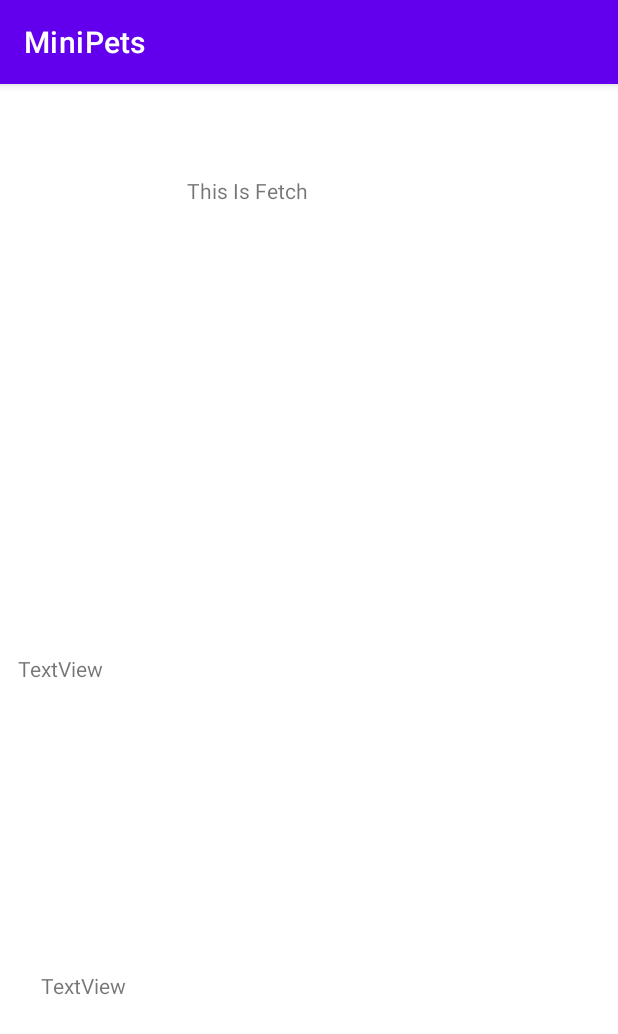
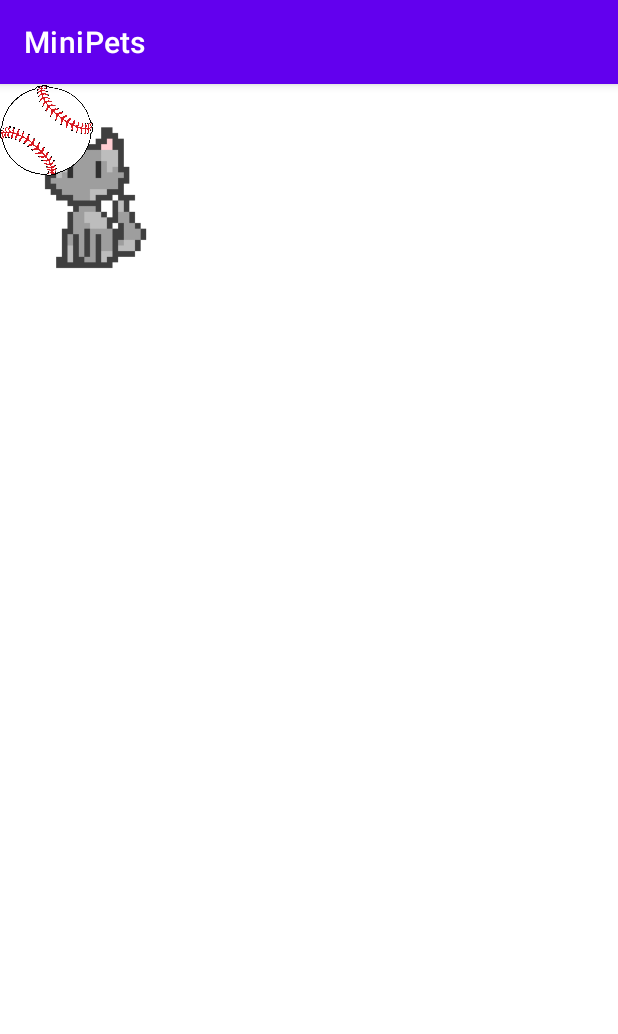
Before and after one commit to schachtg/MiniPets, an Android app: the FetchActivity screen opened directly, with no data from a screen before it, on a phone screen of 412 x 824 dp. Shown: the top 1034 px of the screen. Run offline under Robolectric (Android 15) with nearby library versions, the phone set to English and light mode, and no system bars.

Commit message:
cleaned up logic class. Still haven't written tests for it. I'll try trial by fire then see what happens. wish me luck.

```diff
--- a/app/src/main/java/com/example/minipets/ui/fetch/FetchActivity.java
+++ b/app/src/main/java/com/example/minipets/ui/fetch/FetchActivity.java
@@ -3,6 +3,7 @@ package com.example.minipets.ui.fetch;
 import android.os.Bundle;
 import android.util.DisplayMetrics;
 import android.view.MotionEvent;
+import android.widget.ImageView;
 import android.widget.TextView;
 
 import androidx.appcompat.app.AppCompatActivity;
@@ -16,27 +17,29 @@ public class FetchActivity extends AppCompatActivity {
     protected DisplayMetrics display_metrics;    //stores the metrics for this display
     protected int center_x;       //the x coordinate of the center of this scree
     protected int center_y;       //the y coordinate of the senter of this screen
-    protected TextView fech_text_temp;          //Temp textBox TODO remove
-    protected TextView test_center_position;   //Temp textbox TODO remove
-    protected TextView test_pointer_position;   //temp textbox TODO remove
+
+    protected ImageView pet_image;
+    protected ImageView ball_image;
+
+    protected FetchGameLogic game_logic;
 
     @Override
     protected void onCreate(Bundle savedInstanceState) {
         super.onCreate(savedInstanceState);
         setContentView(R.layout.activity_fetch);
 
-        //create a FetchLogic item to interface with
-//        this.logic = new FetchLogic(this);  //does fetch logic need arguments?
-        //create temp text view for testing TODO delete this
-        this.fech_text_temp = (TextView) findViewById(R.id.fetch_test_text);
-        this.test_center_position = (TextView) findViewById(R.id.test_center_position);
-        this.test_pointer_position = (TextView) findViewById(R.id.test_pointer_position);
+        //get our images
+        this.pet_image  = (ImageView) findViewById(R.id.pet_target);
+        this.ball_image = (ImageView) findViewById(R.id.ball_projectile);
 
         //get the display metrics of this activity
         this.display_metrics = this.getResources().getDisplayMetrics();
 
         //find the center of this activity (screen's center)
         this.findViewCenter(this.display_metrics.widthPixels, this.display_metrics.heightPixels);
+
+        //create a game logic controller for this game of fetch
+
     }
 
 
--- a/app/src/main/java/com/example/minipets/ui/fetch/FetchDirective.java
+++ /dev/null
@@ -1,6 +0,0 @@
-package com.example.minipets.ui.fetch;
-
-
-//used to return instructions to the Fetch Activity on how it should act
-public abstract class FetchDirective {
-}
--- /dev/null
+++ b/app/src/main/java/com/example/minipets/ui/fetch/FetchGameLogic.java
@@ -0,0 +1,8 @@
+package com.example.minipets.ui.fetch;
+
+public interface FetchGameLogic {
+    ThrowBallDirective ballReleased(float release_x, float release_y);
+    int getPetX();
+    int getPetY();
+    void generateNewPosition();
+}
--- a/app/src/main/java/com/example/minipets/ui/fetch/FetchLogicState.java
+++ /dev/null
@@ -1,6 +0,0 @@
-package com.example.minipets.ui.fetch;
-
-public enum FetchLogicState {
-    BALL_MID_THROW,     // This state signifies that the ball is mid-throw
-    STANDING_BY;        // This state signifies the logic is not doing anything right now
-}
--- a/app/src/main/res/layout/activity_fetch.xml
+++ b/app/src/main/res/layout/activity_fetch.xml
@@ -6,38 +6,19 @@
     android:layout_height="match_parent"
     tools:context=".ui.fetch.FetchActivity">
 
-    <TextView
-        android:id="@+id/fetch_test_text"
-        android:layout_width="163dp"
-        android:layout_height="129dp"
-        android:text="This Is Fetch"
-        app:layout_constraintBottom_toBottomOf="parent"
-        app:layout_constraintEnd_toEndOf="parent"
-        app:layout_constraintStart_toStartOf="parent"
-        app:layout_constraintTop_toTopOf="parent"
-        app:layout_constraintVertical_bias="0.096" />
+    <ImageView
+        android:id="@+id/pet_target"
+        android:layout_width="120dp"
+        android:layout_height="155dp"
+        app:srcCompat="@drawable/cat"
+        tools:layout_editor_absoluteX="192dp"
+        tools:layout_editor_absoluteY="444dp" />
 
-    <TextView
-        android:id="@+id/test_center_position"
-        android:layout_width="109dp"
-        android:layout_height="117dp"
-        android:text="TextView"
-        app:layout_constraintBottom_toBottomOf="parent"
-        app:layout_constraintEnd_toEndOf="parent"
-        app:layout_constraintHorizontal_bias="0.039"
-        app:layout_constraintStart_toStartOf="parent"
-        app:layout_constraintTop_toBottomOf="@+id/fetch_test_text"
-        app:layout_constraintVertical_bias="0.412" />
-
-    <TextView
-        android:id="@+id/test_pointer_position"
-        android:layout_width="94dp"
-        android:layout_height="94dp"
-        android:text="TextView"
-        app:layout_constraintBottom_toBottomOf="parent"
-        app:layout_constraintEnd_toEndOf="parent"
-        app:layout_constraintHorizontal_bias="0.085"
-        app:layout_constraintStart_toStartOf="parent"
-        app:layout_constraintTop_toBottomOf="@+id/test_center_position"
-        app:layout_constraintVertical_bias="0.532" />
+    <ImageView
+        android:id="@+id/ball_projectile"
+        android:layout_width="62dp"
+        android:layout_height="62dp"
+        app:srcCompat="@drawable/baseball"
+        tools:layout_editor_absoluteX="300dp"
+        tools:layout_editor_absoluteY="222dp" />
 </androidx.constraintlayout.widget.ConstraintLayout>
```
Also changed, not shown: app/src/main/java/com/example/minipets/ui/fetch/ErrorDirective.java (deleted, +0 -35 lines), app/src/main/java/com/example/minipets/ui/fetch/FetchCollisionObject.java (+19 -3 lines), app/src/main/java/com/example/minipets/ui/fetch/FetchLogic.java (+100 -22 lines), app/src/main/java/com/example/minipets/ui/fetch/Projectile.java (+10 -0 lines), app/src/main/java/com/example/minipets/ui/fetch/Target.java (+34 -28 lines), app/src/main/java/com/example/minipets/ui/fetch/ThrowBallDirective.java (+8 -8 lines), 2 other files.
